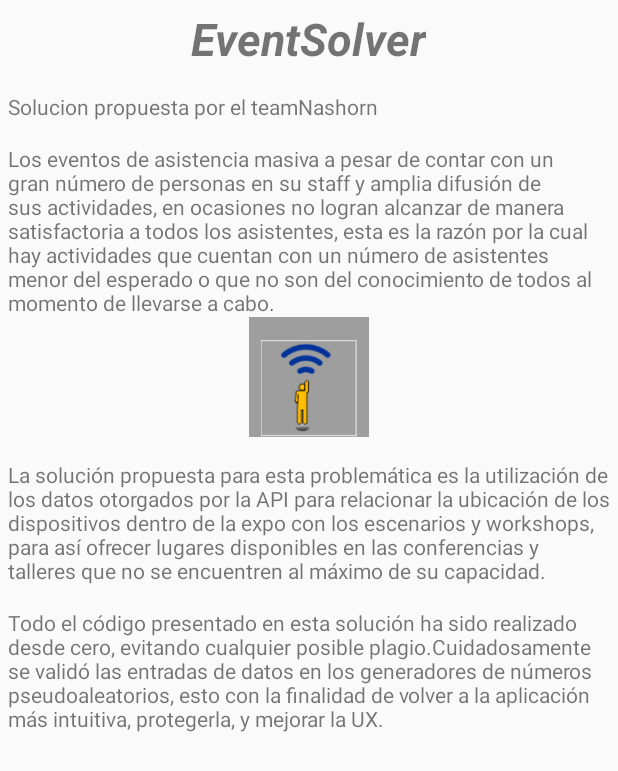
After one commit to MauVal96/HackatonApp, an Android app: the fragment AcercaDeFragment shown on its own in the app's theme, on a phone screen of 412 x 824 dp. The commit adds this screen. Shown: the top 771 px of the screen. Run offline under Robolectric (Android 15) with nearby library versions, the phone set to English and light mode, and no system bars.

Commit message:
Framents

```diff
--- /dev/null
+++ b/app/src/main/java/com/example/mauricio/hackatonapp/fragments/AcercaDeFragment.java
@@ -0,0 +1,31 @@
+package com.example.mauricio.hackatonapp.fragments;
+
+
+import android.os.Bundle;
+import android.support.v4.app.Fragment;
+import android.view.LayoutInflater;
+import android.view.View;
+import android.view.ViewGroup;
+
+import com.example.mauricio.hackatonapp.R;
+
+/**
+ * A simple {@link Fragment} subclass.
+ */
+public class AcercaDeFragment extends Fragment {
+
+
+    public AcercaDeFragment() {
+        // Required empty public constructor
+    }
+
+
+    @Override
+    public View onCreateView(LayoutInflater inflater, ViewGroup container,
+                             Bundle savedInstanceState) {
+        // Inflate the layout for this fragment
+        View v = inflater.inflate(R.layout.fragment_acerca_de, container, false);
+        return v;
+    }
+
+}
--- /dev/null
+++ b/app/src/main/res/layout/fragment_acerca_de.xml
@@ -0,0 +1,56 @@
+<?xml version="1.0" encoding="utf-8"?>
+<FrameLayout xmlns:android="http://schemas.android.com/apk/res/android"
+    xmlns:tools="http://schemas.android.com/tools"
+    android:layout_width="match_parent"
+    android:layout_height="match_parent"
+    android:layout_margin="5dp"
+    tools:context=".fragments.AcercaDeFragment">
+
+    <LinearLayout
+        android:layout_width="match_parent"
+        android:layout_height="wrap_content"
+        android:orientation="vertical">
+        <TextView
+            android:layout_width="wrap_content"
+            android:layout_height="wrap_content"
+            android:text="EventSolver"
+            android:textSize="30sp"
+            android:layout_gravity="center"
+            android:textStyle="bold|italic"/>
+        <TextView
+            android:layout_width="match_parent"
+            android:layout_height="match_parent"
+            android:paddingTop="15dp"
+            android:text="@string/acerca_de_1" />
+        <TextView
+            android:layout_width="match_parent"
+            android:layout_height="match_parent"
+            android:paddingTop="15dp"
+            android:text="@string/acerca_de_2" />
+
+        <ImageView
+            android:layout_width="80dp"
+            android:layout_height="80dp"
+            android:layout_gravity="center"
+            android:paddingTop="15dp"
+            android:src="@drawable/logomin"
+            android:background="@color/colorAccent"/>
+        <TextView
+            android:layout_width="match_parent"
+            android:layout_height="match_parent"
+            android:paddingTop="15dp"
+            android:text="@string/acerca_de_3" />
+        <TextView
+            android:layout_width="match_parent"
+            android:layout_height="match_parent"
+            android:paddingTop="15dp"
+            android:text="@string/acerca_de_4" />
+
+
+
+
+
+    </LinearLayout>
+
+
+</FrameLayout>
--- a/app/src/main/res/values/strings.xml
+++ b/app/src/main/res/values/strings.xml
@@ -4,4 +4,24 @@
 
     <!-- TODO: Remove or change this placeholder text -->
     <string name="hello_blank_fragment">Hello blank fragment</string>
+
+    <string name="acerca_de_1">Solucion propuesta por el teamNashorn
+    </string>
+    <string name="acerca_de_2">Los eventos de asistencia masiva a pesar de contar con un gran número de personas en su staff y
+        amplia difusión de sus actividades, en ocasiones no logran alcanzar de manera satisfactoria a todos los asistentes, esta
+        es la razón por la cual hay actividades que cuentan con un número de asistentes menor del esperado o que no son del conocimiento
+        de todos al momento de llevarse a cabo.
+    </string>
+
+    <string name="acerca_de_3">La solución propuesta para esta problemática es la utilización de los datos otorgados por la API para relacionar
+        la ubicación de los dispositivos dentro de la expo con los escenarios y workshops, para así ofrecer lugares disponibles en las
+        conferencias y talleres que no se encuentren al máximo de su capacidad.
+    </string>
+
+    <string name="acerca_de_4">Todo el código presentado en esta solución ha sido realizado desde cero, evitando cualquier
+        posible plagio.Cuidadosamente se validó las entradas de datos en los generadores de
+        números pseudoaleatorios, esto con la finalidad de volver a la aplicación más intuitiva, protegerla, y mejorar la UX.
+    </string>
+
+
 </resources>
```
Also changed, not shown: app/src/main/java/com/example/mauricio/hackatonapp/fragments/HistorialFragment.java (added, +36 -0 lines), app/src/main/java/com/example/mauricio/hackatonapp/fragments/LoginFragment.java (added, +30 -0 lines), app/src/main/java/com/example/mauricio/hackatonapp/fragments/PerfilFragment.java (added, +30 -0 lines), app/src/main/java/com/example/mauricio/hackatonapp/fragments/TrendingFragment.java (added, +30 -0 lines), app/src/main/res/layout/fragment_historial.xml (added, +14 -0 lines), app/src/main/res/layout/fragment_login.xml (added, +14 -0 lines), app/src/main/res/layout/fragment_perfil.xml (added, +14 -0 lines), app/src/main/res/layout/fragment_trending.xml (added, +14 -0 lines), app/src/main/res/drawable/logomin.png (added).
